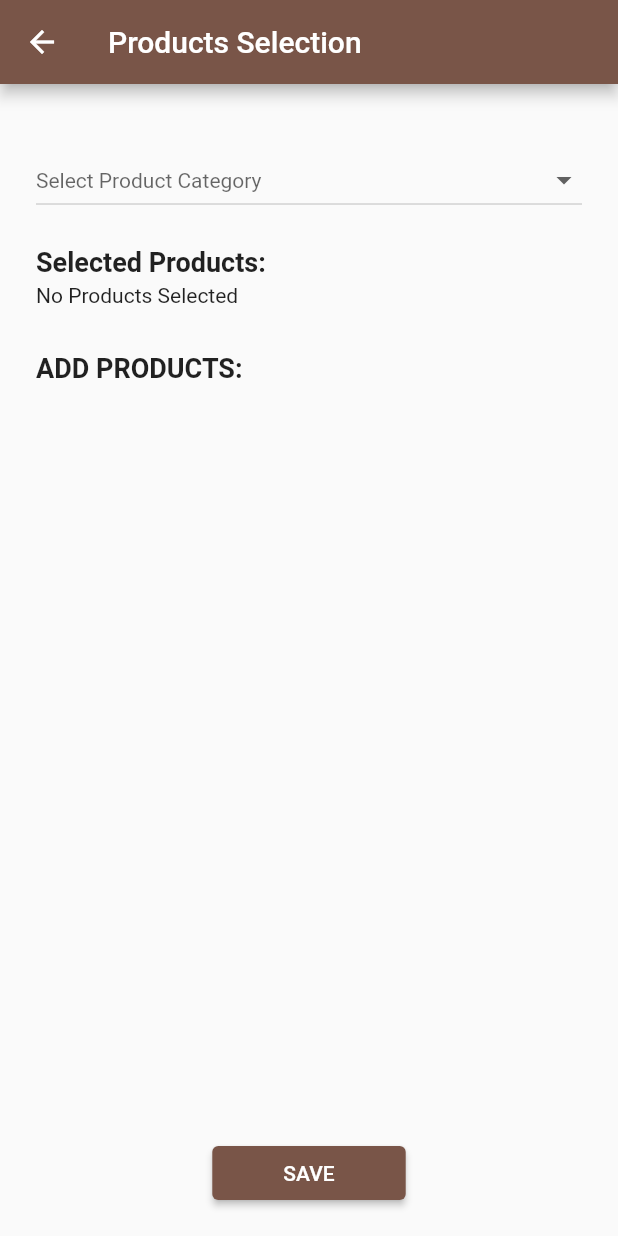
After one commit to AndroidDev-Rehan/dreamland, a Flutter app: the AddJob screen opened directly, scrolled down 527 dp, after a tap on "Add More Products", on a phone screen of 412 x 824 dp. The commit adds this screen. Run offline on Flutter 3.47's test engine with Material 2 defaults, Android fonts, the phone set to English and light mode, and no system bars; our stand-ins replace auto_size_text, carousel_slider, cloud_firestore, dropdown_search, firebase_auth, firebase_core and 14 more; missing offline and left inert: flutter_share; accounts and stored records are empty.

Commit message:
multiple products selection done

```diff
--- a/lib/main.dart
+++ b/lib/main.dart
@@ -55,7 +55,12 @@ void main() async {
 
   tz.initializeTimeZones();
   print("in the main");
-  runApp(const GetMaterialApp(debugShowCheckedModeBanner:false,home: SplashScreen()));
+  runApp( GetMaterialApp(
+    theme: ThemeData(primarySwatch: Colors.brown),
+      debugShowCheckedModeBanner:false,
+      home: SplashScreen())
+
+  );
 }
 
 class SplashScreen extends StatefulWidget {
--- /dev/null
+++ b/lib/products_selection_controller.dart
@@ -0,0 +1,10 @@
+
+
+import 'package:dreamland/screens/AddJob.dart';
+import 'package:get/get.dart';
+
+class ProductSelectionController extends GetxController{
+  static List<ProductModel> allProducts = [];
+  static RxList<String> selectedProducts = <String>[].obs;
+
+}
--- a/lib/screens/AddJob.dart
+++ b/lib/screens/AddJob.dart
@@ -1,5 +1,7 @@
 import 'dart:io';
 import 'dart:math';
+import 'package:dreamland/products_selection_controller.dart';
+import 'package:dreamland/screens/products_selection_job.dart';
 import 'package:firebase_auth/firebase_auth.dart';
 import 'package:timezone/timezone.dart' as tz;
 import 'package:timezone/data/latest.dart' as tz;
@@ -34,7 +36,8 @@ class ProductModel{
     var id;
     var name;
     var quantity;
-    ProductModel({this.id,this.name,this.quantity});
+    var category;
+    ProductModel({this.id,this.name,this.quantity,this.category});
 }
 class _AddJobState extends State<AddJob> {
   bool isUploading = false;
@@ -132,6 +135,7 @@ class _AddJobState extends State<AddJob> {
         'imageURL3': _imageUrls.length > 3 ? _imageUrls[3] : '',
         'createdAt': getUKDateTime().toString(),
         'user':loggedinUser,
+        'moreProducts' : ProductSelectionController.selectedProducts
 
         //'uid':user.uid
       })
@@ -197,6 +201,8 @@ class _AddJobState extends State<AddJob> {
 
   @override
   void initState() {
+    ProductSelectionController.allProducts.clear();
+    ProductSelectionController.selectedProducts.clear();
     // TODO: implement initState
     super.initState();
     setState(() {
@@ -605,6 +611,14 @@ class _AddJobState extends State<AddJob> {
               ),
 
               SizedBox(height: 15,),
+              Row(
+                children: [
+                  ElevatedButton(onPressed: (){
+                    Get.to(JobProductsSelection());
+                  }, child: Text("Add More Products")),
+                ],
+              ),
+              SizedBox(height: 15,),
               Container(width: MediaQuery
                   .of(context)
                   .size
@@ -945,6 +959,13 @@ class _AddJobState extends State<AddJob> {
     }
   }
 
+  @override
+  void dispose(){
+    ProductSelectionController.selectedProducts.clear();
+    ProductSelectionController.allProducts.clear();
+    super.dispose();
+  }
+
 
   showAlertDialog(BuildContext context,type) {
     // Create button
--- /dev/null
+++ b/lib/screens/products_selection_job.dart
@@ -0,0 +1,208 @@
+import 'dart:ui';
+
+import 'package:cloud_firestore/cloud_firestore.dart';
+import 'package:dreamland/screens/AdminDashboard.dart';
+import 'package:dreamland/screens/Logs.dart';
+import 'package:dreamland/screens/UpdateJob.dart';
+import 'package:dreamland/screens/ViewJob.dart';
+import 'package:firebase_auth/firebase_auth.dart';
+import 'package:flutter/material.dart';
+import 'package:fluttertoast/fluttertoast.dart';
+import 'package:get/get.dart';
+
+import '../Constants/AppConstants.dart';
+import '../Model/JobModel.dart';
+import '../products_selection_controller.dart';
+import '../storage/SharedPref.dart';
+import 'package:timezone/timezone.dart' as tz;
+import 'package:timezone/data/latest.dart' as tz;
+
+import 'AddJob.dart';
+
+class JobProductsSelection extends StatefulWidget {
+  const JobProductsSelection({Key? key}) : super(key: key);
+
+  @override
+  State<JobProductsSelection> createState() => _JobProductsSelectionState();
+}
+
+class _JobProductsSelectionState extends State<JobProductsSelection> {
+
+  String? selectedCategory;
+  final List<CategoryOptions> _categoryOptions = [];
+  // final List<String> selectedProducts = [];
+
+  @override
+  void initState(){
+    super.initState();
+    _categoryOptions.add(
+         CategoryOptions(name: 'Furniture & Rug', value: 'furniture_rug'));
+    _categoryOptions.add(
+         CategoryOptions(name: 'Accessories', value: 'accessories'));
+    _categoryOptions.add(
+         CategoryOptions(name: 'Laminate', value: 'laminate'));
+    _categoryOptions.add(
+         CategoryOptions(name: 'Carpet + Lino', value: 'carpet'));
+
+  }
+
+  @override
+  Widget build(BuildContext context) {
+    return Scaffold(
+      appBar: AppBar(
+        backgroundColor: Colors.brown,
+        title: const Text("Products Selection"),
+      ),
+      body: Padding(
+        padding: const EdgeInsets.symmetric(horizontal: 24.0),
+        child: FutureBuilder(
+          future: _getProducts(),
+          builder: (context,snapshot) {
+            if(snapshot.connectionState == ConnectionState.waiting){
+              return const Center(
+                child: CircularProgressIndicator(),
+              );
+            }
+            return Column(
+              crossAxisAlignment: CrossAxisAlignment.start,
+              children: [
+                const SizedBox(
+                  height: 40,
+                ),
+                SizedBox(
+                    width: MediaQuery.of(context).size.width - 40,
+                    child: DropdownButton<String>(
+                      isExpanded: true,
+                      hint: const Text('Select Product Category'),
+                      value: selectedCategory,
+                      style: const TextStyle(color: Colors.black),
+                      items: _categoryOptions.map((CategoryOptions value) {
+                        return DropdownMenuItem<String>(
+                          value: value.value,
+                          child: Text(value.name),
+                        );
+                      }).toList(),
+                      onChanged: (v) {
+                        print(v);
+                        setState(() {
+                          selectedCategory = v;
+                        });
+                      },
+                    )),
+                const SizedBox(
+                  height: 20,
+                ),
+                Obx(() => _buildSelectedProductsList()),
+                const SizedBox(
+                  height: 30,
+                ),
+                const Text("ADD PRODUCTS: ", style: TextStyle(fontWeight: FontWeight.bold, fontSize: 18),),
+                const SizedBox(
+                  height: 10,
+                ),
+                Expanded(
+                    child: ListView.builder(
+                        itemCount: ProductSelectionController.allProducts.length,
+                        itemBuilder: (context, index){
+
+                          if(ProductSelectionController.allProducts[index].category!=selectedCategory){
+                            return SizedBox();
+                          }
+
+                          return Padding(
+                            padding: const EdgeInsets.only(bottom: 16.0),
+                            child: Row(
+                              // mainAxisAlignment: MainAxisAlignment.spaceBetween,
+                              children: [
+                                Text(ProductSelectionController.allProducts[index].name ?? "",style: TextStyle(color: Colors.black),),
+                                Spacer(),
+                                InkWell(
+                                    onTap: (){
+                                      ProductSelectionController.selectedProducts.add(ProductSelectionController.allProducts[index].name ?? "");
+                                      // setState((){});
+                                    },
+                                    child: const Icon(Icons.add, size: 30,)),
+                                const SizedBox(width: 20,),
+                              ],
+                            ),
+                          );
+                        }),
+                ),
+
+
+              ],
+            );
+          }
+        ),
+      ),
+      bottomNavigationBar: Row(
+        mainAxisAlignment: MainAxisAlignment.center,
+        children: [
+          Padding(
+            padding: const EdgeInsets.only(bottom: 18.0),
+            child: ElevatedButton(
+              onPressed: (){
+                Get.back();
+              },
+              child: Text("         SAVE         "),
+            ),
+          )
+        ],
+      ),
+    );
+  }
+
+
+  Future<void> _getProducts() async{
+    print("get products called");
+    if (ProductSelectionController.allProducts.isNotEmpty){
+      print("filled already, returning");
+
+      return;
+    }
+    QuerySnapshot<Map<String,dynamic>> snapshot = await FirebaseFirestore.instance.collection("products").get();
+    print("docs length ${snapshot.docs.length}");
+
+    ProductSelectionController.allProducts = snapshot.docs.map((QueryDocumentSnapshot<Map<String,dynamic>> snapshot) {
+      Map a = snapshot.data();
+      return ProductModel(id: a['id'],name: a['name'], quantity: a['quantity'], category: a["category"] ?? "");
+    }).toList();
+
+    print("all product array length: ${ProductSelectionController.allProducts.length}");
+  }
+
+
+  Widget _buildSelectedProductsList(){
+
+    if (ProductSelectionController.selectedProducts.isEmpty){
+      return Column(
+        crossAxisAlignment: CrossAxisAlignment.start,
+        mainAxisSize: MainAxisSize.min,
+        children: const [
+          Text("Selected Products: ", style: TextStyle(fontWeight: FontWeight.bold, fontSize: 18),),
+          SizedBox(height: 4,),
+          Text("No Products Selected"),
+        ],
+      );
+    }
+
+    List<Text> texts = [];
+    for (int i=0; i<ProductSelectionController.selectedProducts.length;i++){
+      texts.add(Text( (i!=ProductSelectionController.selectedProducts.length-1) ? "${ProductSelectionController.selectedProducts[i]}, " : ProductSelectionController.selectedProducts[i]));
+    }
+
+    return Column(
+      mainAxisSize: MainAxisSize.min,
+      crossAxisAlignment: CrossAxisAlignment.start,
+      children: [
+        const Text("Selected Products: ", style: TextStyle(fontWeight: FontWeight.bold, fontSize: 18),),
+        const SizedBox(height: 4,),
+        Wrap(
+          alignment: WrapAlignment.start,
+          children: texts,
+        ),
+      ],
+    );
+  }
+
+}
```
